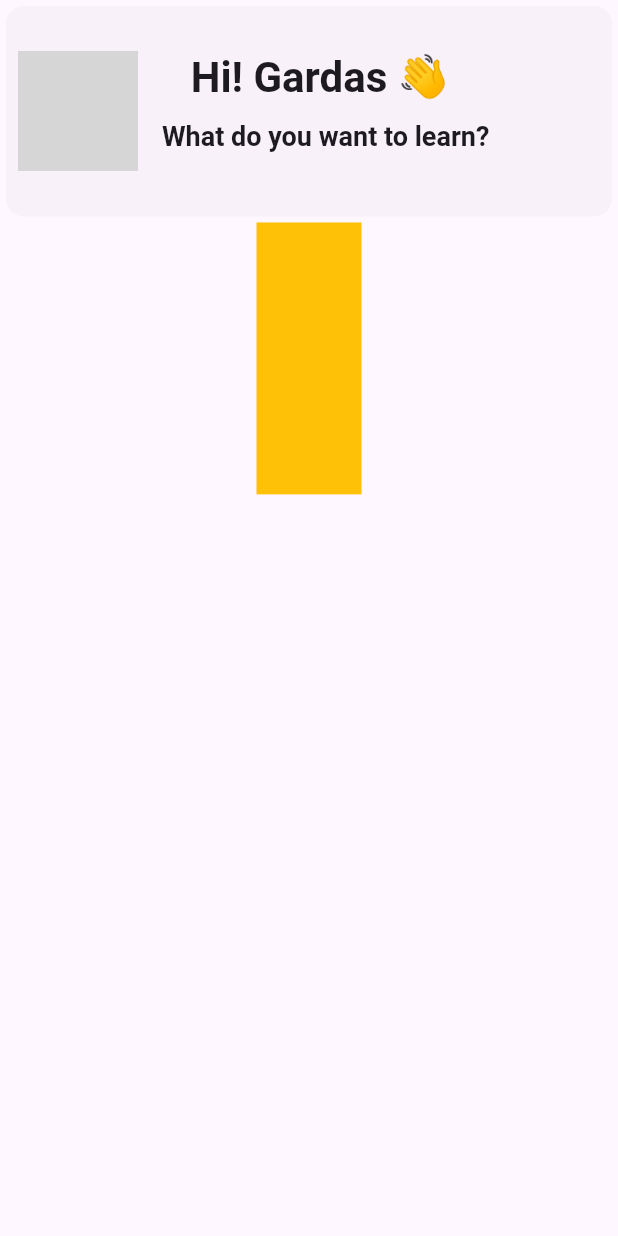
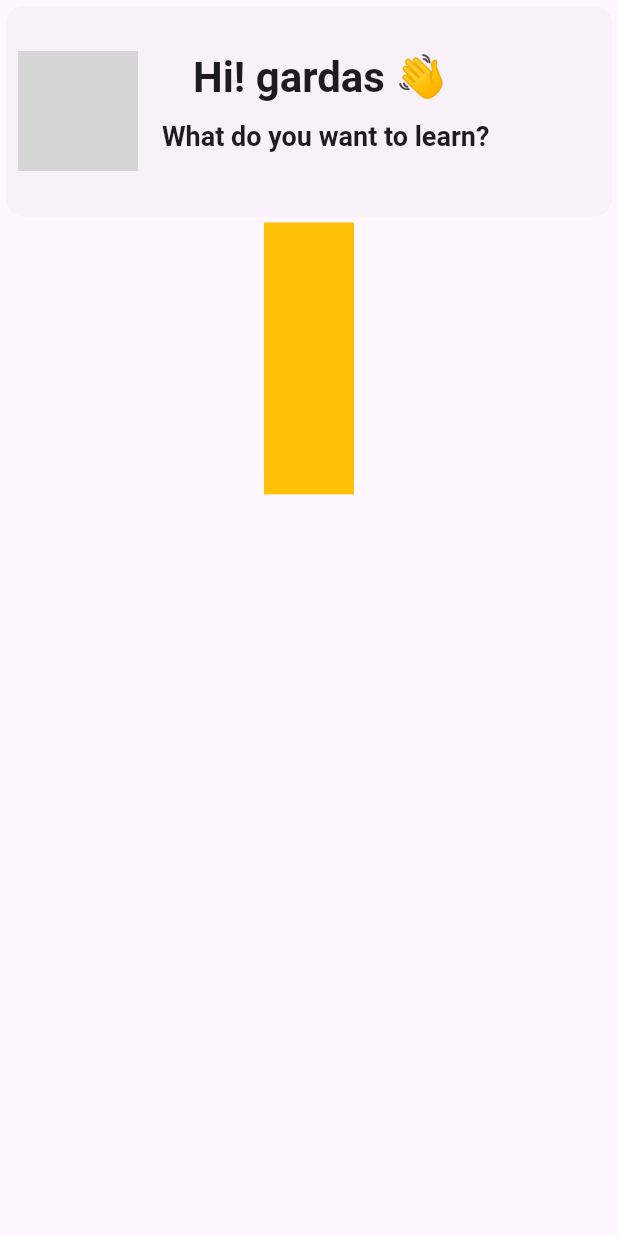
Before and after one commit to uluckabd/flutter_design_draft, a Flutter app: the screen it shows after launch, on a phone screen of 412 x 824 dp. Run offline on Flutter 3.47's test engine with Material 3 defaults, Android fonts, the phone set to English and light mode, and no system bars; network calls fail; grey boxes are pictures that could not be loaded.

Commit message:
sabit datalar classlara aktarıldı

```diff
--- a/lib/Babble_App/MainPage.dart
+++ b/lib/Babble_App/MainPage.dart
@@ -22,34 +22,28 @@ class _MainpageState extends State<Mainpage> {
                 child: Row(
                   children: [
                     Padding(
-                      padding: const EdgeInsets.all(8.0),
+                      padding: AppPading().classicpadding,
                       child: Container(
-                        width: 80, // küçük alan
-                        height: 80, // kare yapmak için width ile aynı
-                        decoration: BoxDecoration(
-                          borderRadius: BorderRadius.circular(8),
-                          image: DecorationImage(
-                            image: NetworkImage('https://picsum.photos/200'),
-                            fit: BoxFit.cover,
-                          ),
-                        ),
+                        width: appheightwidth().containerwidth,
+                        height: appheightwidth().containerheight,
+                        decoration: photodecoration(),
                       ),
                     ),
                     SizedBox(width: 8),
                     Container(
-                      height: 80,
+                      height: appheightwidth().containerheight,
                       child: Column(
                         children: [
                           Padding(
-                            padding: const EdgeInsets.only(bottom: 10),
+                            padding: AppPading().Textpadding,
                             child: Text(
                               textAlign: TextAlign.left,
-                              "Hi! Gardas 👋 ",
+                              "Hi! ${AppText().name} 👋 ",
                               style: Theme.of(context).textTheme.headlineLarge,
                             ),
                           ),
                           Text(
-                            "What do you want to learn?",
+                            AppText().altbaslik,
                             style: Theme.of(context).textTheme.headlineMedium,
                           ),
                         ],
@@ -61,7 +55,7 @@ class _MainpageState extends State<Mainpage> {
             ),
             Expanded(
               flex: 22,
-              child: Container(color: Colors.amber, width: 70),
+              child: Container(color: Colors.amber, width: 60),
             ),
             Expanded(flex: 60, child: Container()),
           ],
@@ -69,4 +63,29 @@ class _MainpageState extends State<Mainpage> {
       ),
     );
   }
+
+  BoxDecoration photodecoration() {
+    return BoxDecoration(
+      borderRadius: BorderRadius.circular(8),
+      image: DecorationImage(
+        image: NetworkImage('https://picsum.photos/200'),
+        fit: BoxFit.cover,
+      ),
+    );
+  }
 }
+
+class AppText {
+  String name = "gardas";
+  String altbaslik = "What do you want to learn?";
+}
+
+class AppPading {
+  EdgeInsets classicpadding = EdgeInsets.all(8.0);
+  EdgeInsets Textpadding = EdgeInsets.only(bottom: 10);
+}
+
+class appheightwidth {
+  double containerheight = 80;
+  double containerwidth = 80;
+}
```
